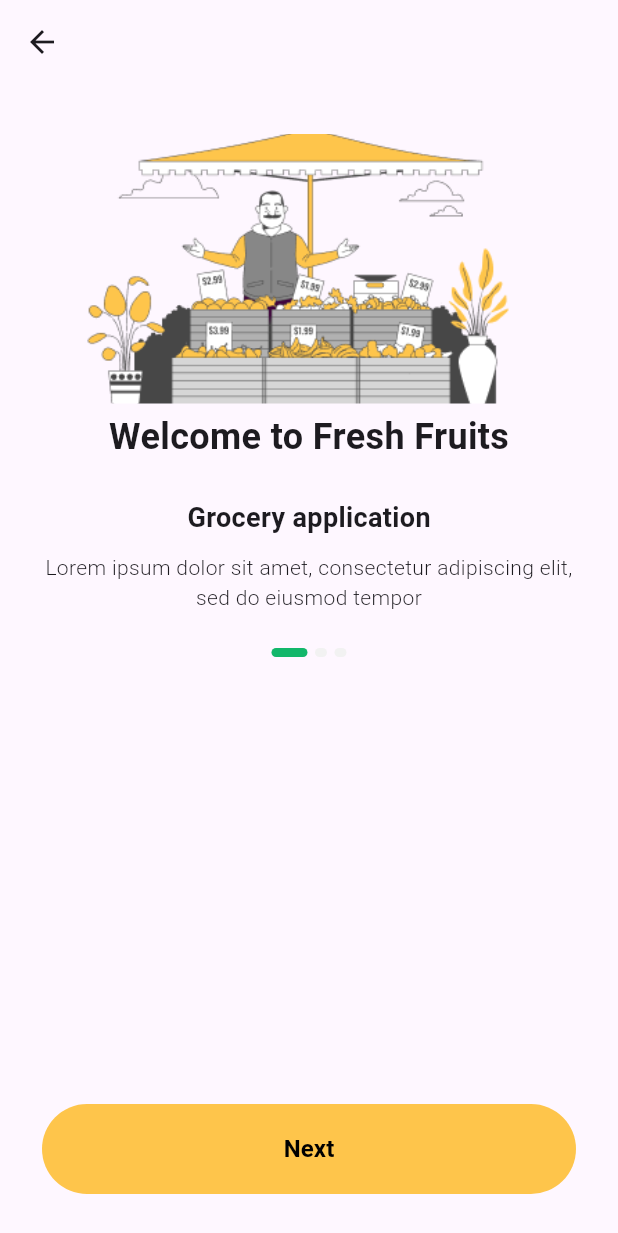
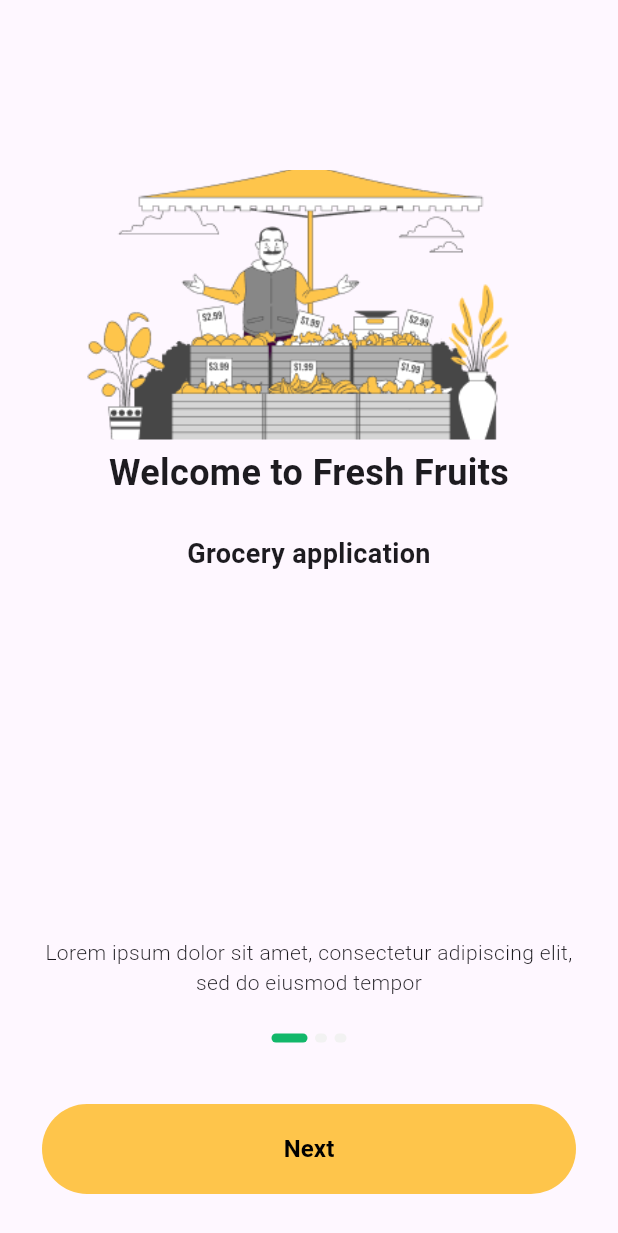
Before and after one commit to Mo-spac/Grocery-Mobile-App, a Flutter app: the screen it shows after launch, on a phone screen of 412 x 824 dp. Shown: the top 1233 px of the screen. Run offline on Flutter 3.47's test engine with Material 3 defaults, Android fonts, the light colour scheme and no system bars; drawn by our look-alikes of smooth_page_indicator.

Commit message:
refactore onboarding view

```diff
--- /dev/null
+++ b/lib/component/custom_text_button.dart
@@ -0,0 +1,37 @@
+import 'package:flutter/material.dart';
+
+class CustomTextButton extends StatelessWidget {
+  CustomTextButton({
+    super.key,
+    this.onPressed,
+    required this.text,
+    required this.foregroundColor,
+    required this.backgroundColor,
+  });
+  final VoidCallback? onPressed;
+  final String text;
+  final Color foregroundColor;
+  final Color backgroundColor;
+  PageController pageController = PageController();
+
+  @override
+  Widget build(BuildContext context) {
+    return TextButton(
+      onPressed: onPressed,
+      style: TextButton.styleFrom(
+          shape: RoundedRectangleBorder(
+            borderRadius: BorderRadius.circular(32),
+          ),
+          backgroundColor: backgroundColor,
+          foregroundColor: foregroundColor,
+          minimumSize: Size(double.infinity, 60)),
+      child: Text(
+        text,
+        style: TextStyle(
+          fontSize: 16,
+          fontWeight: FontWeight.w700,
+        ),
+      ),
+    );
+  }
+}
--- /dev/null
+++ b/lib/views/auth_view/log_in_view.dart
@@ -0,0 +1,15 @@
+import 'package:flutter/material.dart';
+
+class LogInView extends StatelessWidget {
+  const LogInView({super.key});
+
+  @override
+  Widget build(BuildContext context) {
+    return Scaffold(
+      appBar: AppBar(),
+      body: Center(
+        child: Text('Log In'),
+      ),
+    );
+  }
+}
--- /dev/null
+++ b/lib/views/auth_view/sign_up_view.dart
@@ -0,0 +1,15 @@
+import 'package:flutter/material.dart';
+
+class SignUpView extends StatelessWidget {
+  const SignUpView({super.key});
+
+  @override
+  Widget build(BuildContext context) {
+    return Scaffold(
+      appBar: AppBar(),
+      body: Center(
+        child: Text('Sign Up'),
+      ),
+    );
+  }
+}
--- a/lib/views/onboarding_view.dart
+++ b/lib/views/onboarding_view.dart
@@ -1,5 +1,8 @@
 import 'package:flutter/material.dart';
+import 'package:grocery_mobile_app/component/custom_text_button.dart';
 import 'package:grocery_mobile_app/models/onboarding_model.dart';
+import 'package:grocery_mobile_app/views/auth_view/log_in_view.dart';
+import 'package:grocery_mobile_app/views/auth_view/sign_up_view.dart';
 import 'package:smooth_page_indicator/smooth_page_indicator.dart';
 
 class OnboardingView extends StatelessWidget {
@@ -37,8 +40,19 @@ class OnboardingView extends StatelessWidget {
     // OnboardingModel onboardingModel;
 
     return Scaffold(
-      appBar: AppBar(
-        leading: IconButton(
+      body: SafeArea(
+        child: Padding(
+          padding: const EdgeInsets.all(28.0),
+          child: PageView.builder(
+            controller: pageController,
+            itemCount: onboarding.length,
+            itemBuilder: (context, index) {
+              return Column(
+                children: [
+                  index != 0
+                      ? Align(
+                          alignment: Alignment.centerLeft,
+                          child: IconButton(
                             onPressed: () {
                               pageController.previousPage(
                                 duration: Duration(milliseconds: 500),
@@ -47,22 +61,13 @@ class OnboardingView extends StatelessWidget {
                             },
                             icon: Icon(
                               Icons.arrow_back,
+                              color: Color(0xffFEC54B),
                             ),
                           ),
+                        )
+                      : SizedBox(
+                          height: 80,
                         ),
-      body: Padding(
-        padding: const EdgeInsets.all(28.0),
-        child: Column(
-          mainAxisAlignment: MainAxisAlignment.center,
-          crossAxisAlignment: CrossAxisAlignment.center,
-          children: [
-            Expanded(
-              child: PageView.builder(
-                controller: pageController,
-                itemCount: onboarding.length,
-                itemBuilder: (context, index) {
-                  return Column(
-                    children: [
                   // image
                   Padding(
                     padding: const EdgeInsets.symmetric(vertical: 5),
@@ -78,6 +83,7 @@ class OnboardingView extends StatelessWidget {
                   // title_1
                   Text(
                     onboarding[index].title_1,
+                    textAlign: TextAlign.center,
                     style: TextStyle(
                       fontSize: 24,
                       fontWeight: FontWeight.w700,
@@ -87,13 +93,18 @@ class OnboardingView extends StatelessWidget {
                     height: 24,
                   ),
                   // titile_2
-                      Text(
+                  index == 0
+                      ? Expanded(
+                          child: Text(
                             onboarding[index].title_2,
+                            textAlign: TextAlign.center,
                             style: TextStyle(
                               fontSize: 18,
                               fontWeight: FontWeight.w700,
                             ),
                           ),
+                        )
+                      : SizedBox(),
                   SizedBox(
                     height: 10,
                   ),
@@ -128,36 +139,55 @@ class OnboardingView extends StatelessWidget {
                   SizedBox(
                     height: 41,
                   ),
-                    ],
+                  // button
+                  index == onboarding.length - 1
+                      ? Expanded(
+                          child: CustomTextButton(
+                            onPressed: () {
+                              Navigator.push(
+                                context,
+                                MaterialPageRoute(
+                                  builder: (context) => SignUpView(),
+                                ),
                               );
                             },
+                            text: 'Create an account',
+                            foregroundColor: Colors.white,
+                            backgroundColor: Colors.black,
                           ),
-            ),
-
-            // button
-            TextButton(
+                        )
+                      : CustomTextButton(
                           onPressed: () {
                             pageController.nextPage(
                               duration: Duration(milliseconds: 500),
                               curve: Curves.fastLinearToSlowEaseIn,
                             );
                           },
-              style: TextButton.styleFrom(
-                  shape: RoundedRectangleBorder(
-                    borderRadius: BorderRadius.circular(32),
+                          text: 'Next',
+                          foregroundColor: Colors.black,
+                          backgroundColor: Color(0xffFEC54B),
                         ),
-                  backgroundColor: Color(0xffFEC54B),
+                  index == onboarding.length - 1
+                      ? Expanded(
+                          child: CustomTextButton(
+                            onPressed: () {
+                              Navigator.push(
+                                context,
+                                MaterialPageRoute(
+                                  builder: (context) => LogInView(),
+                                ),
+                              );
+                            },
+                            text: 'LOGIN',
                             foregroundColor: Colors.black,
-                  minimumSize: Size(double.infinity, 60)),
-              child: Text(
-                'Next',
-                style: TextStyle(
-                  fontSize: 16,
-                  fontWeight: FontWeight.w700,
-                ),
+                            backgroundColor: Colors.white,
                           ),
                         )
+                      : SizedBox(),
                 ],
+              );
+            },
+          ),
         ),
       ),
     );
```
Lines whose indentation alone changed are shown as unchanged.
